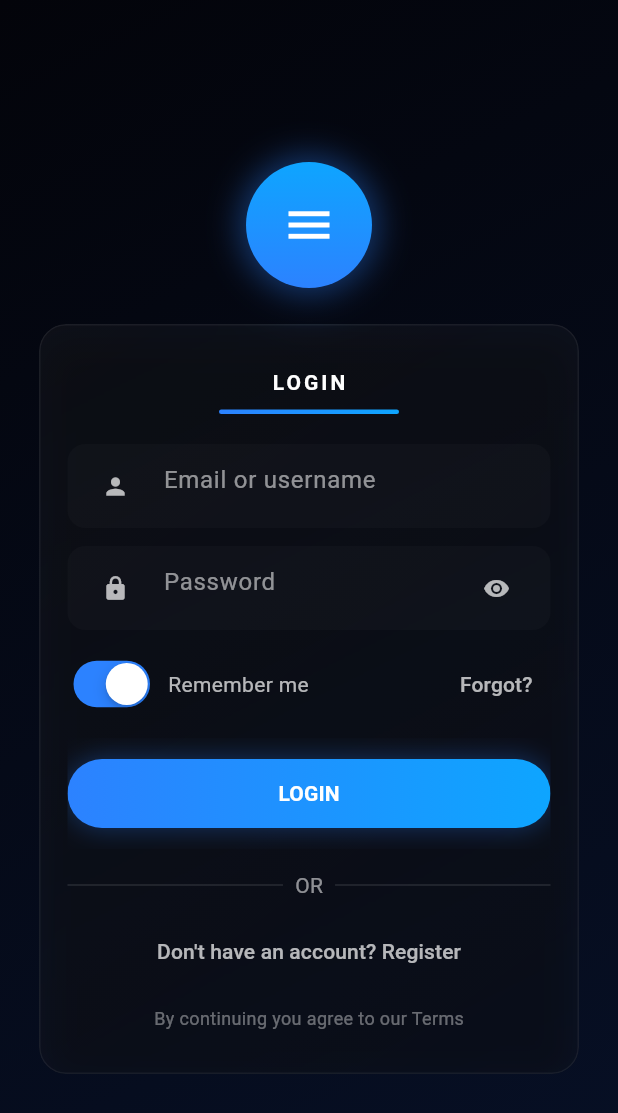
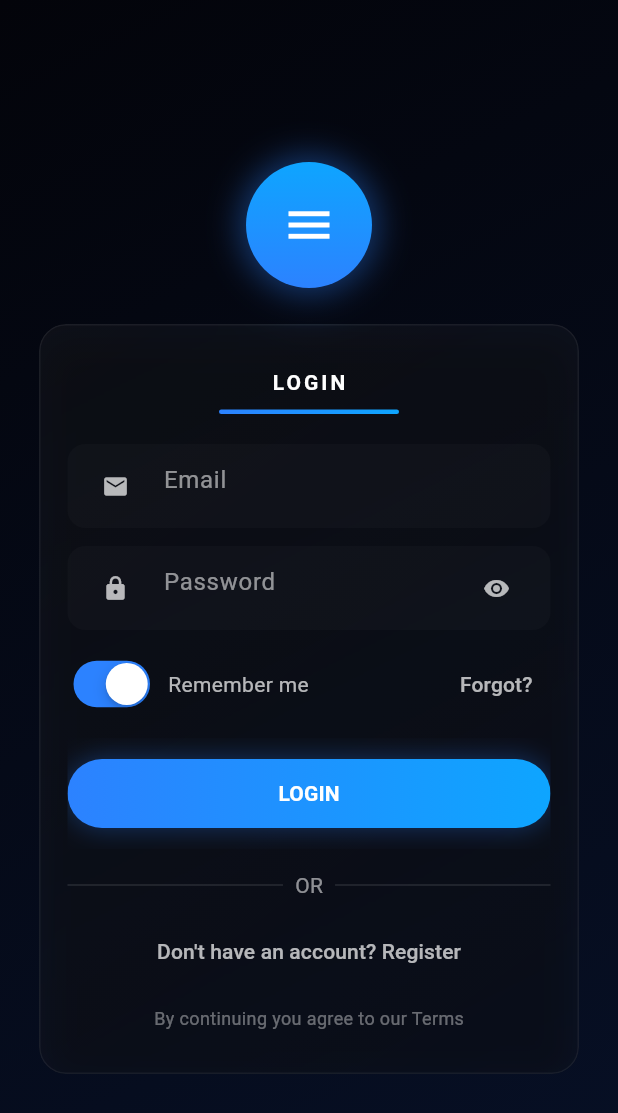
Before and after one commit to Syncre-App/Mobile, a Flutter app: the screen it shows after launch, on a phone screen of 412 x 824 dp. Shown: the top 1113 px of the screen. Run offline on Flutter 3.47's test engine with Material 3 defaults, Android fonts, the phone set to English and light mode, and no system bars; our stand-ins replace shared_preferences.

Commit message:
Update LoginScreen to change email field hint and icon for clarity

```diff
--- a/lib/screens/login_screen.dart
+++ b/lib/screens/login_screen.dart
@@ -164,8 +164,8 @@ class _LoginScreenState extends State<LoginScreen> {
                         // Email field
                         TransparentField(
                           controller: _emailController,
-                          hint: 'Email or username',
-                          prefix: const Icon(Icons.person, color: Colors.white70, size: 18),
+                          hint: 'Email',
+                          prefix: const Icon(Icons.email, color: Colors.white70, size: 18),
                         ),
                         const SizedBox(height: 12),
                         // Password field
```
